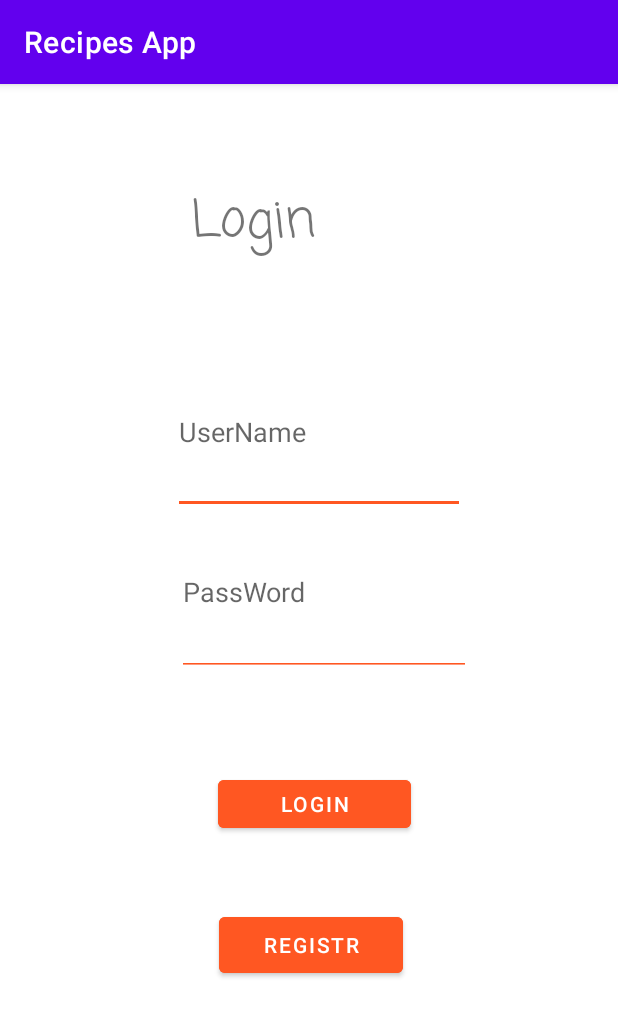
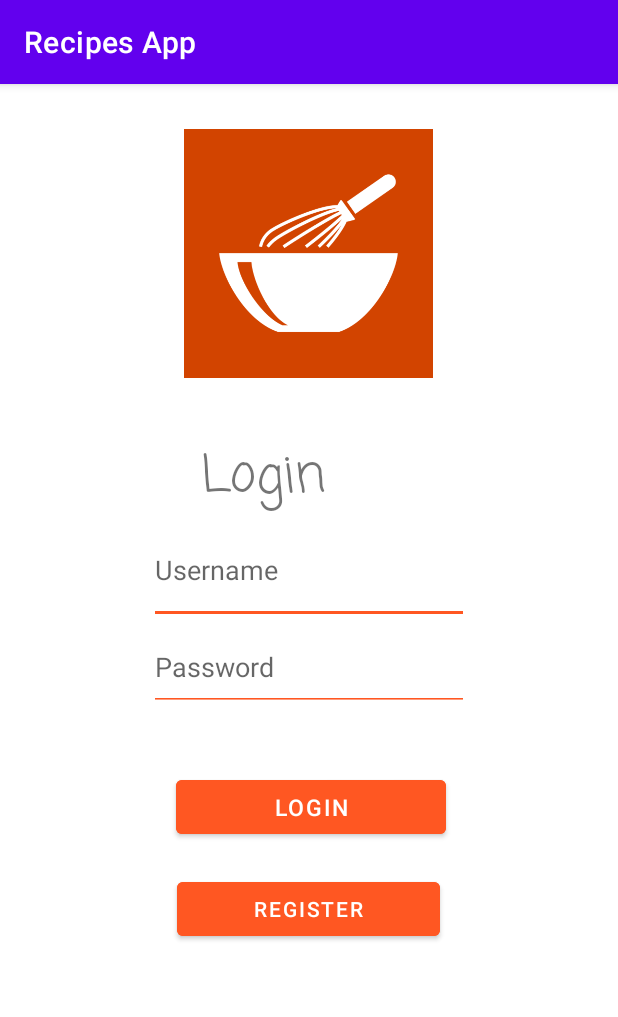
Before and after one commit to nadiahamayel/AndroidProjectTeam, an Android app: the screen it shows after launch (LoginActivity), on a phone screen of 412 x 824 dp. Shown: the top 1017 px of the screen. Run offline under Robolectric (Android 15) with nearby library versions, the phone set to English and light mode, and no system bars.

Commit message:
by oraib2

```diff
--- a/app/src/main/AndroidManifest.xml
+++ b/app/src/main/AndroidManifest.xml
@@ -9,6 +9,9 @@
         android:roundIcon="@mipmap/ic_launcher_round"
         android:supportsRtl="true"
         android:theme="@style/Theme.AndroidProject">
+        <activity
+            android:name=".SweetsActivity"
+            android:exported="false" />
         <activity
             android:name=".DrinkDetail"
             android:exported="false" />
--- a/app/src/main/java/com/example/androidproject/DrinksList.java
+++ b/app/src/main/java/com/example/androidproject/DrinksList.java
@@ -34,6 +34,6 @@ public class DrinksList {
 
     @Override
     public String toString() {
-        return "drinkName='" + drinkName;
+        return drinkName;
     }
 }
--- a/app/src/main/java/com/example/androidproject/LoginActivity.java
+++ b/app/src/main/java/com/example/androidproject/LoginActivity.java
@@ -37,15 +37,17 @@ public class LoginActivity extends AppCompatActivity {
         login.setOnClickListener(new View.OnClickListener() {
             @Override
             public void onClick(View v) {
-                checkUsername();
+                //checkUsername();
+                Intent i = new Intent(LoginActivity.this, HomeActivity.class);
+                startActivity(i);
             }
         });
 
         register.setOnClickListener(new View.OnClickListener() {
             @Override
             public void onClick(View view) {
-                //Intent i = new Intent(LoginActivity.this, RegistrationActivity.class);
-                //startActivity(i);
+                Intent i = new Intent(LoginActivity.this, RegisteratiomActivity.class);
+                startActivity(i);
             }
         });
     }
--- a/app/src/main/java/com/example/androidproject/MainActivity.java
+++ b/app/src/main/java/com/example/androidproject/MainActivity.java
@@ -24,7 +24,6 @@ public class MainActivity extends AppCompatActivity {
                 startActivity(intent);
                 finish();
 
-
             }
         },5000);
     }
--- /dev/null
+++ b/app/src/main/java/com/example/androidproject/SweetsActivity.java
@@ -0,0 +1,14 @@
+package com.example.androidproject;
+
+import androidx.appcompat.app.AppCompatActivity;
+
+import android.os.Bundle;
+
+public class SweetsActivity extends AppCompatActivity {
+
+    @Override
+    protected void onCreate(Bundle savedInstanceState) {
+        super.onCreate(savedInstanceState);
+        setContentView(R.layout.activity_sweets);
+    }
+}
--- a/app/src/main/java/com/example/androidproject/test.java
+++ /dev/null
@@ -1,4 +0,0 @@
-package com.example.androidproject;
-
-public class test {
-}
--- a/app/src/main/res/layout/activity_drink_detail.xml
+++ b/app/src/main/res/layout/activity_drink_detail.xml
@@ -1,7 +1,6 @@
 <?xml version="1.0" encoding="utf-8"?>
 <LinearLayout
     xmlns:android="http://schemas.android.com/apk/res/android"
-    xmlns:app="http://schemas.android.com/apk/res-auto"
     xmlns:tools="http://schemas.android.com/tools"
     android:layout_width="match_parent"
     android:orientation="vertical"
--- a/app/src/main/res/layout/activity_drinks.xml
+++ b/app/src/main/res/layout/activity_drinks.xml
@@ -1,7 +1,6 @@
 <?xml version="1.0" encoding="utf-8"?>
 <LinearLayout
     xmlns:android="http://schemas.android.com/apk/res/android"
-    xmlns:app="http://schemas.android.com/apk/res-auto"
     xmlns:tools="http://schemas.android.com/tools"
     android:layout_width="match_parent"
     android:layout_height="match_parent"
--- a/app/src/main/res/layout/activity_home.xml
+++ b/app/src/main/res/layout/activity_home.xml
@@ -29,7 +29,10 @@
     <ListView
         android:layout_width="match_parent"
         android:layout_height="wrap_content"
+        android:layout_gravity="center"
+        android:padding="30dp"
         android:id="@+id/main_menu"
+        android:textAlignment="center"
         android:entries="@array/options">
 
     </ListView>
--- a/app/src/main/res/layout/activity_login.xml
+++ b/app/src/main/res/layout/activity_login.xml
@@ -1,27 +1,43 @@
 <?xml version="1.0" encoding="utf-8"?>
-<RelativeLayout xmlns:android="http://schemas.android.com/apk/res/android"
+     <LinearLayout
+    xmlns:android="http://schemas.android.com/apk/res/android"
     android:layout_width="match_parent"
     android:layout_height="match_parent"
     xmlns:app="http://schemas.android.com/apk/res-auto"
     xmlns:tools="http://schemas.android.com/tools"
+    android:orientation="vertical"
     tools:context=".LoginActivity">
 
+    <ImageView
+        android:id="@+id/logo"
+        android:layout_width="279dp"
+        android:layout_height="226dp"
+        android:layout_gravity="center"
+        android:padding="30dp"
+        android:src="@drawable/logoapp"
+
+        />
+
+    <TextView
+        android:id="@+id/textView2"
+        android:layout_width="143dp"
+        android:layout_height="wrap_content"
+        android:layout_marginTop="10dp"
+        android:layout_gravity="center"
+        android:backgroundTint="#FF5722"
+        android:ems="10"
+        android:fontFamily="casual"
+        android:text="Login"
+        android:textSize="34sp" />
     <EditText
         android:id="@+id/username"
         style="@style/style"
         android:layout_width="wrap_content"
         android:layout_height="72dp"
-        android:layout_alignParentStart="true"
-        android:layout_alignParentTop="true"
-        android:layout_alignParentEnd="true"
-        android:layout_alignParentBottom="true"
-        android:layout_marginStart="115dp"
-        android:layout_marginTop="178dp"
-        android:layout_marginEnd="102dp"
-        android:layout_marginBottom="481dp"
+       android:layout_gravity="center"
         android:backgroundTint="#FF5722"
         android:ems="10"
-        android:hint="UserName"
+        android:hint="Username"
         android:text=""
         tools:layout_editor_absoluteX="84dp"
         tools:layout_editor_absoluteY="253dp" />
@@ -30,71 +46,40 @@
         android:id="@+id/pass"
         style="@style/style"
         android:layout_width="wrap_content"
-        android:layout_height="wrap_content"
-        android:layout_alignParentStart="true"
-        android:layout_alignParentTop="true"
-        android:layout_alignParentEnd="true"
-        android:layout_alignParentBottom="true"
-        android:layout_marginStart="118dp"
-        android:layout_marginTop="283dp"
-        android:layout_marginEnd="98dp"
-        android:layout_marginBottom="373dp"
+        android:layout_height="58dp"
+        android:layout_gravity="center"
         android:backgroundTint="#FF5722"
         android:ems="10"
-        android:hint="PassWord"
+        android:hint="Password"
         android:text=""
         tools:layout_editor_absoluteX="84dp"
         tools:layout_editor_absoluteY="253dp" />
 
-    <TextView
-        android:id="@+id/textView2"
-        android:layout_width="143dp"
-        android:layout_height="wrap_content"
-        android:layout_alignParentStart="true"
-        android:layout_alignParentTop="true"
-        android:layout_alignParentEnd="true"
-        android:layout_alignParentBottom="true"
-        android:layout_marginStart="127dp"
-        android:layout_marginTop="66dp"
-        android:layout_marginEnd="141dp"
-        android:layout_marginBottom="590dp"
-        android:backgroundTint="#FF5722"
-        android:ems="10"
-        android:fontFamily="casual"
-        android:text="Login"
-        android:textSize="34sp" />
+
 
     <Button
         android:id="@+id/login"
         android:layout_width="wrap_content"
-        android:layout_height="7dp"
-        android:layout_alignParentStart="true"
-        android:layout_alignParentTop="true"
-        android:layout_alignParentEnd="true"
-        android:layout_alignParentBottom="true"
-        android:layout_marginStart="145dp"
-        android:layout_marginTop="458dp"
-        android:layout_marginEnd="138dp"
-        android:layout_marginBottom="266dp"
+        android:layout_height="wrap_content"
+        android:layout_marginEnd="-1dp"
         android:backgroundTint="#FF5722"
+        android:layout_marginTop="40dp"
+        android:layout_marginBottom="20dp"
+        android:layout_gravity="center"
         android:ems="10"
-        android:text="Login" />
+        android:text="Login"
+        android:textSize="15dp"/>
+
 
     <Button
         android:id="@+id/registration"
-        android:layout_width="wrap_content"
+        android:layout_width="175dp"
         android:layout_height="wrap_content"
-        android:layout_alignParentStart="true"
-        android:layout_alignParentTop="true"
-        android:layout_alignParentEnd="true"
-        android:layout_alignParentBottom="true"
-        android:layout_marginStart="146dp"
-        android:layout_marginTop="549dp"
-        android:layout_marginEnd="143dp"
-        android:layout_marginBottom="169dp"
+        android:layout_gravity="center"
+        android:layout_marginBottom="90dp"
         android:backgroundTint="#FF5722"
         android:ems="10"
-        android:text="Registr" />
+        android:text="Register" />
 
 
-</RelativeLayout>
+</LinearLayout>
--- a/app/src/main/res/layout/activity_registeration.xml
+++ b/app/src/main/res/layout/activity_registeration.xml
@@ -113,6 +113,7 @@
         android:layout_marginStart="145dp"
         android:layout_marginTop="53dp"
         android:text="Registration"
+        android:backgroundTint="#FF5722"
         app:layout_constraintStart_toStartOf="parent"
         app:layout_constraintTop_toBottomOf="@+id/phone" />
 
--- /dev/null
+++ b/app/src/main/res/layout/activity_sweets.xml
@@ -0,0 +1,9 @@
+<?xml version="1.0" encoding="utf-8"?>
+<androidx.constraintlayout.widget.ConstraintLayout xmlns:android="http://schemas.android.com/apk/res/android"
+    xmlns:app="http://schemas.android.com/apk/res-auto"
+    xmlns:tools="http://schemas.android.com/tools"
+    android:layout_width="match_parent"
+    android:layout_height="match_parent"
+    tools:context=".SweetsActivity">
+
+</androidx.constraintlayout.widget.ConstraintLayout>
--- a/build.gradle
+++ b/build.gradle
@@ -1,7 +1,7 @@
 // Top-level build file where you can add configuration options common to all sub-projects/modules.
 plugins {
-    id 'com.android.application' version '7.1.2' apply false
-    id 'com.android.library' version '7.1.2' apply false
+    id 'com.android.application' version '7.2.2' apply false
+    id 'com.android.library' version '7.2.2' apply false
 }
 
 task clean(type: Delete) {
```
Also changed, not shown: gradle/wrapper/gradle-wrapper.properties.
